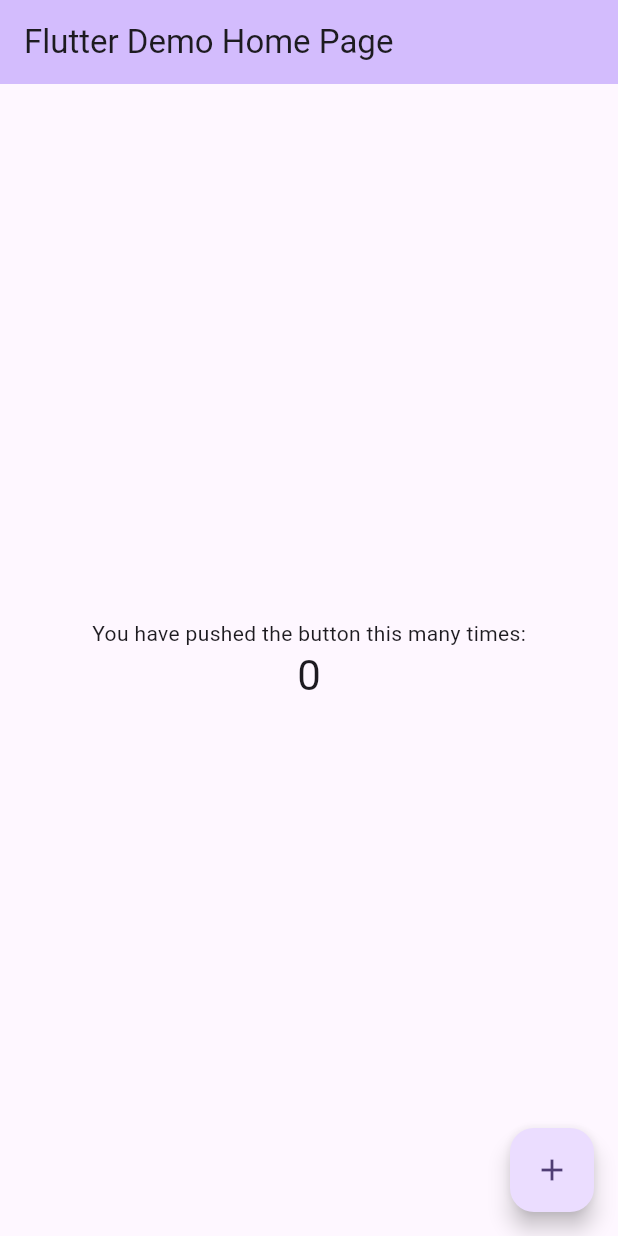
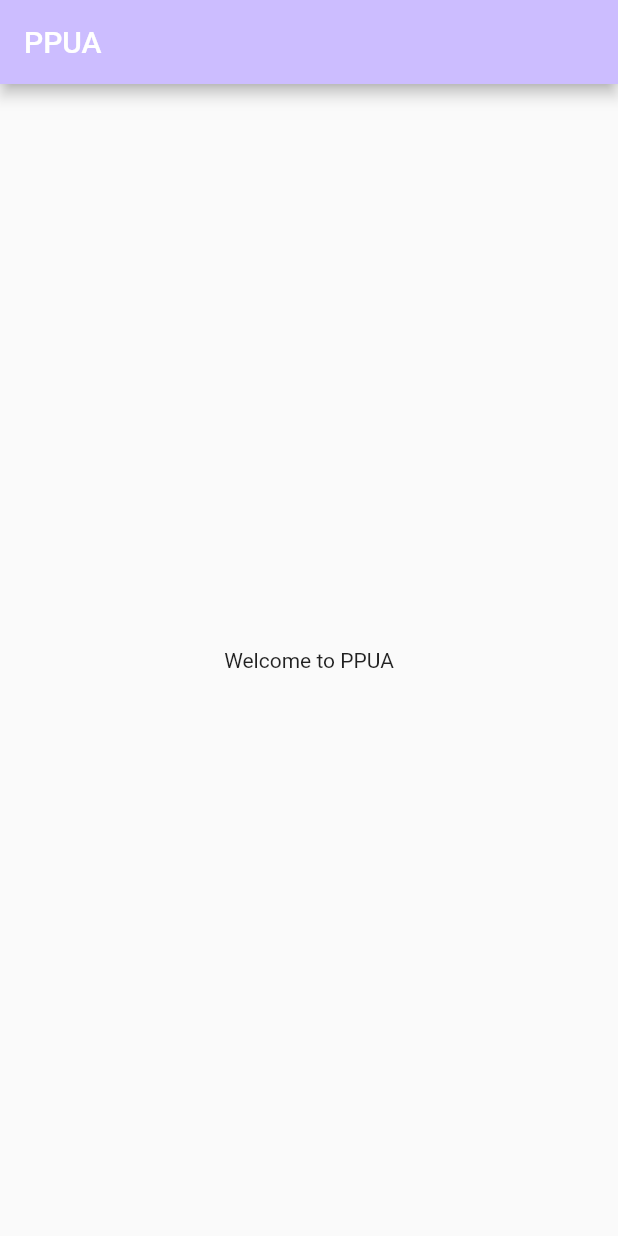
Before and after one commit to ppu-art/IT-MAD-Y4S1-2025, a Flutter app: the screen it shows after launch, on a phone screen of 412 x 824 dp. Run offline on Flutter 3.47's test engine with Material 3 defaults, Android fonts, the phone set to English and light mode, and no system bars.

Commit message:
Run on IOS Device

```diff
--- a/lib/main.dart
+++ b/lib/main.dart
@@ -28,7 +28,10 @@ class MyApp extends StatelessWidget {
         //
         // This works for code too, not just values: Most code changes can be
         // tested with just a hot reload.
-        colorScheme: ColorScheme.fromSeed(seedColor: Colors.deepPurple),
+        colorScheme: ColorScheme.fromSeed(
+          seedColor: const Color.fromARGB(255, 84, 3, 223),
+        ),
+        useMaterial3: false,
       ),
       home: const MyHomePage(title: 'Flutter Demo Home Page'),
     );
@@ -54,19 +57,6 @@ class MyHomePage extends StatefulWidget {
 }
 
 class _MyHomePageState extends State<MyHomePage> {
-  int _counter = 0;
-
-  void _incrementCounter() {
-    setState(() {
-      // This call to setState tells the Flutter framework that something has
-      // changed in this State, which causes it to rerun the build method below
-      // so that the display can reflect the updated values. If we changed
-      // _counter without calling setState(), then the build method would not be
-      // called again, and so nothing would appear to happen.
-      _counter++;
-    });
-  }
-
   @override
   Widget build(BuildContext context) {
     // This method is rerun every time setState is called, for instance as done
@@ -83,40 +73,13 @@ class _MyHomePageState extends State<MyHomePage> {
         backgroundColor: Theme.of(context).colorScheme.inversePrimary,
         // Here we take the value from the MyHomePage object that was created by
         // the App.build method, and use it to set our appbar title.
-        title: Text(widget.title),
+        title: Text("PPUA"),
       ),
       body: Center(
         // Center is a layout widget. It takes a single child and positions it
         // in the middle of the parent.
-        child: Column(
-          // Column is also a layout widget. It takes a list of children and
-          // arranges them vertically. By default, it sizes itself to fit its
-          // children horizontally, and tries to be as tall as its parent.
-          //
-          // Column has various properties to control how it sizes itself and
-          // how it positions its children. Here we use mainAxisAlignment to
-          // center the children vertically; the main axis here is the vertical
-          // axis because Columns are vertical (the cross axis would be
-          // horizontal).
-          //
-          // TRY THIS: Invoke "debug painting" (choose the "Toggle Debug Paint"
-          // action in the IDE, or press "p" in the console), to see the
-          // wireframe for each widget.
-          mainAxisAlignment: MainAxisAlignment.center,
-          children: <Widget>[
-            const Text('You have pushed the button this many times:'),
-            Text(
-              '$_counter',
-              style: Theme.of(context).textTheme.headlineMedium,
-            ),
-          ],
-        ),
+        child: Text("Welcome to PPUA"),
       ),
-      floatingActionButton: FloatingActionButton(
-        onPressed: _incrementCounter,
-        tooltip: 'Increment',
-        child: const Icon(Icons.add),
-      ), // This trailing comma makes auto-formatting nicer for build methods.
     );
   }
 }
```
